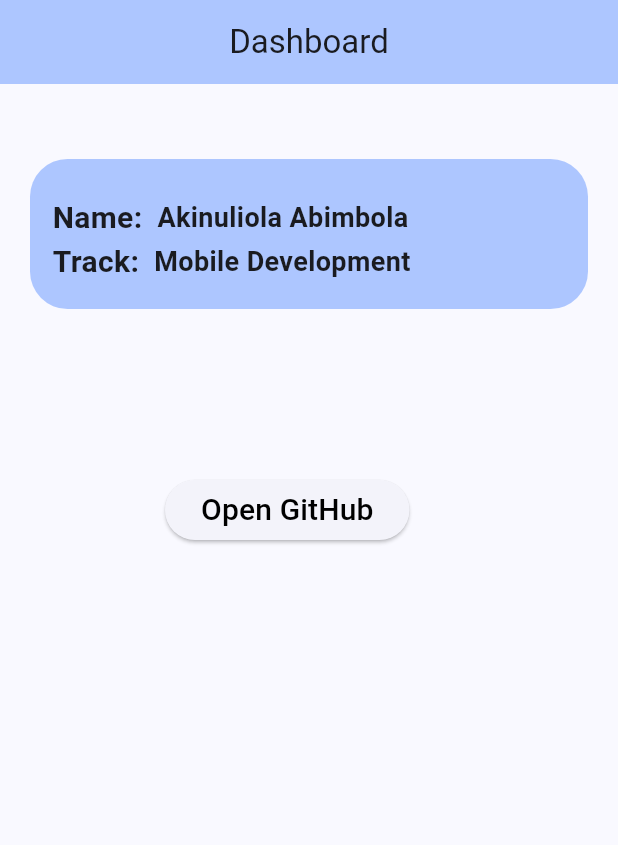
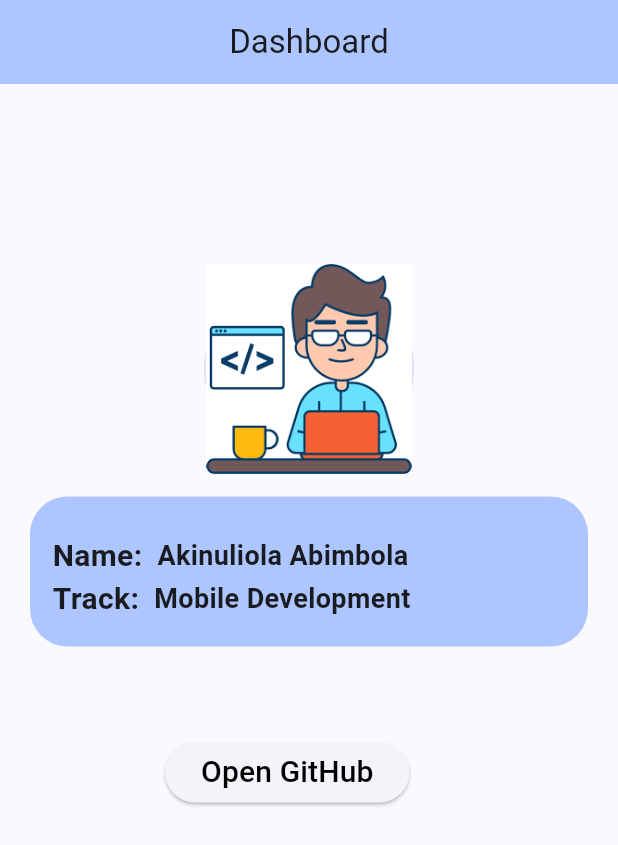
Before and after one commit to Bimcodes/HNG_APP, a Flutter app: the screen it shows after launch, on a phone screen of 412 x 824 dp. Shown: the top 845 px of the screen. Run offline on Flutter 3.47's test engine with Material 2 defaults, Android fonts, the phone set to English and light mode, and no system bars; our stand-ins replace webview_flutter.

Commit message:
Added image asset

```diff
--- a/lib/main.dart
+++ b/lib/main.dart
@@ -46,6 +46,19 @@ class _MyHomePageState extends State<MyHomePage> {
           child: Column(
             crossAxisAlignment: CrossAxisAlignment.start,
             children: [
+              const SizedBox(
+                height: 70,
+              ),
+              const Center(
+                child: CircleAvatar(
+                    radius: 70,
+                    child: Image(
+                      image: AssetImage('assets/me_.png'),
+                    )),
+              ),
+              const SizedBox(
+                height: 15,
+              ),
               Padding(
                 padding: const EdgeInsets.only(bottom: 10),
                 child: Container(
@@ -99,7 +112,7 @@ class _MyHomePageState extends State<MyHomePage> {
                 ),
               ),
               Padding(
-                padding: const EdgeInsets.only(top: 100, left: 90, right: 30),
+                padding: const EdgeInsets.only(top: 50, left: 90, right: 30),
                 child: ElevatedButton(
                   onPressed: () {
                     // Replace 'https://github.com/YourGitHubUsername' with your GitHub URL
--- a/pubspec.yaml
+++ b/pubspec.yaml
@@ -61,7 +61,8 @@ flutter:
   uses-material-design: true
 
   # To add assets to your application, add an assets section, like this:
-  # assets:
+  assets:
+      - assets/me_.png
   #   - images/a_dot_burr.jpeg
   #   - images/a_dot_ham.jpeg
 
```
Also changed, not shown: assets/me_.png (added).
